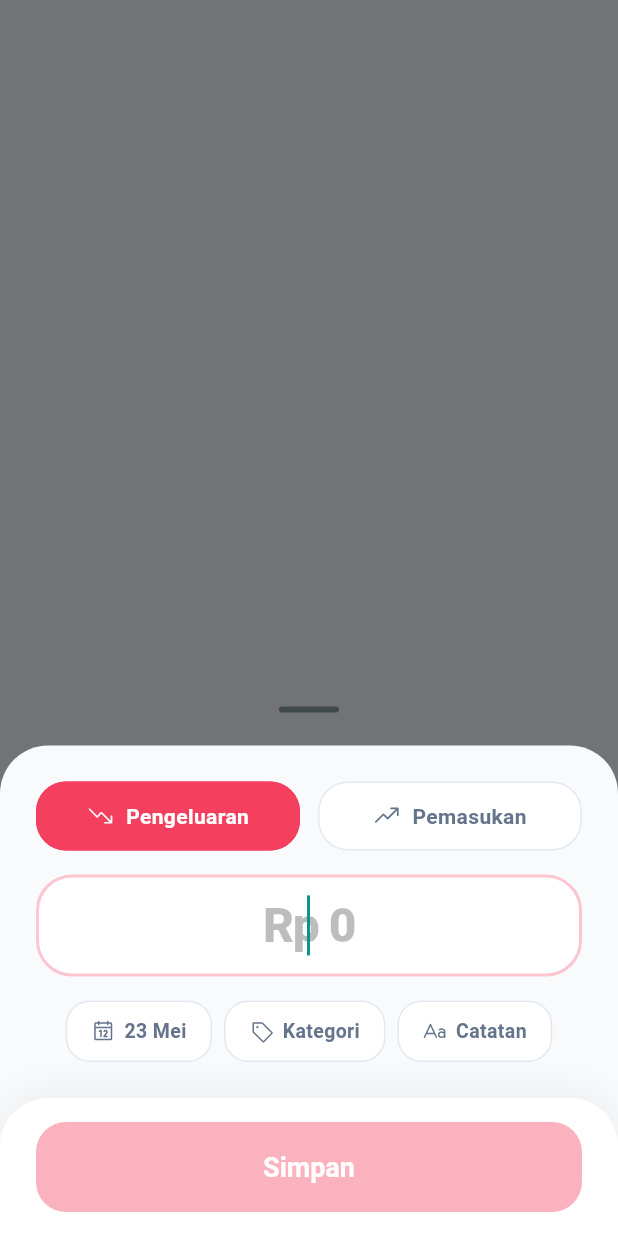
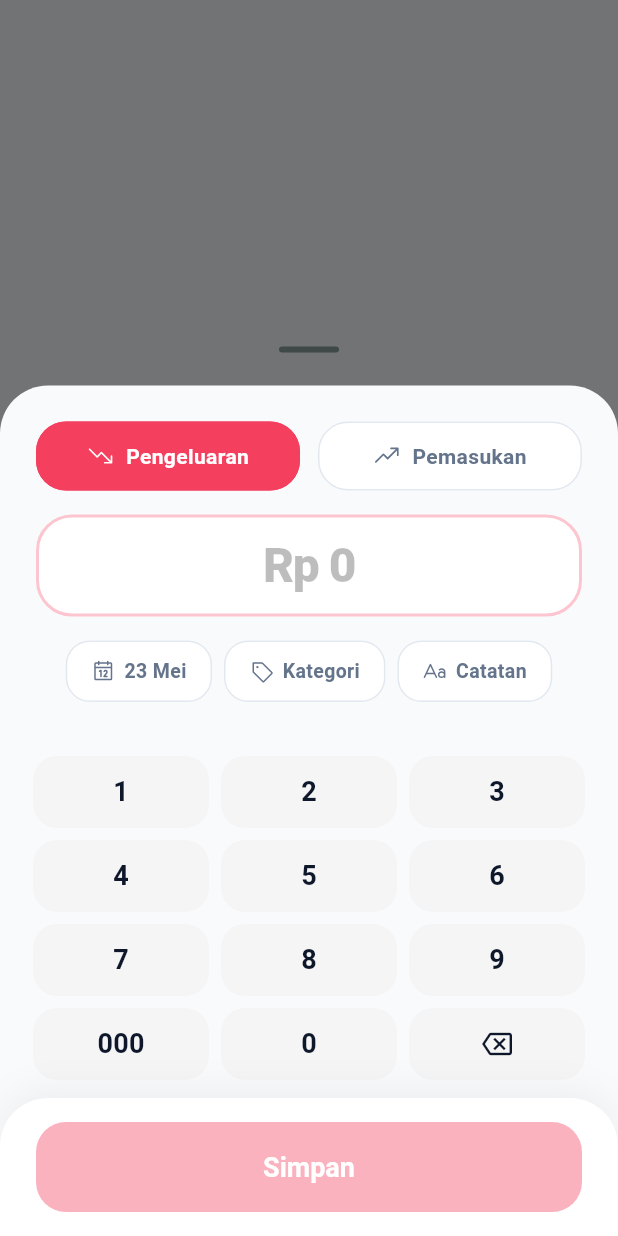
Before and after one commit to haysan10/natasaku, a Flutter app: the MainShell screen opened directly, after a tap on the "add" icon, on a phone screen of 412 x 824 dp. Run offline on Flutter 3.47's test engine with Material 3 defaults, Android fonts, the phone set to English and light mode, and no system bars; our stand-ins replace audioplayers, fl_chart, flutter_animate, flutter_local_notifications, flutter_riverpod, go_router and 7 more; missing offline and left inert: excel; accounts and stored records are empty.

Commit message:
feat: implement custom numpad in transaction sheet to prevent screen blocking

```diff
--- a/natasaku_flutter/lib/shared/widgets/transaction_entry_sheet.dart
+++ b/natasaku_flutter/lib/shared/widgets/transaction_entry_sheet.dart
@@ -118,6 +118,53 @@ class _TransactionEntryContentState extends State<_TransactionEntryContent> {
     final digits = _amountController.text.replaceAll(RegExp(r'[^0-9]'), '');
     if (digits.isEmpty) return 0;
     return int.tryParse(digits) ?? 0;
+  }
+
+  void _onNumpadPressed(String value) {
+    if (_isSaving) return;
+
+    setState(() {
+      _errorMessage = null;
+    });
+
+    final currentDigits = _amountController.text.replaceAll(RegExp(r'[^0-9]'), '');
+    String newDigits = currentDigits;
+
+    if (value == '⌫') {
+      if (currentDigits.isNotEmpty) {
+        newDigits = currentDigits.substring(0, currentDigits.length - 1);
+      }
+    } else if (value == 'C') {
+      newDigits = '';
+    } else if (value == '000') {
+      if (currentDigits.isNotEmpty) {
+        newDigits = '${currentDigits}000';
+      }
+    } else {
+      if (currentDigits == '0') {
+        newDigits = value;
+      } else {
+        newDigits = '$currentDigits$value';
+      }
+    }
+
+    if (newDigits.length > 12) {
+      newDigits = newDigits.substring(0, 12);
+    }
+
+    if (newDigits.isEmpty) {
+      _amountController.text = '';
+      return;
+    }
+
+    final val = int.tryParse(newDigits) ?? 0;
+    final formatter = NumberFormat.decimalPattern('id');
+    final formatted = 'Rp ${formatter.format(val)}';
+
+    _amountController.value = TextEditingValue(
+      text: formatted,
+      selection: TextSelection.collapsed(offset: formatted.length),
+    );
   }
 
   bool get _canSubmit => !_isSaving && _parsedAmount > 0 && _category != null;
@@ -358,12 +405,9 @@ class _TransactionEntryContentState extends State<_TransactionEntryContent> {
                 ),
                 child: TextField(
                   controller: _amountController,
-                  autofocus: true,
-                  keyboardType: TextInputType.number,
-                  inputFormatters: [
-                    FilteringTextInputFormatter.digitsOnly,
-                    _RupiahInputFormatter(),
-                  ],
+                  autofocus: false,
+                  readOnly: true,
+                  showCursor: true,
                   textAlign: TextAlign.center,
                   style: Theme.of(context).textTheme.headlineLarge?.copyWith(
                     fontSize: 32,
@@ -379,12 +423,18 @@ class _TransactionEntryContentState extends State<_TransactionEntryContent> {
                     enabledBorder: InputBorder.none,
                     focusedBorder: InputBorder.none,
                     contentPadding: EdgeInsets.zero,
+                    suffixIcon: _parsedAmount > 0
+                        ? IconButton(
+                            icon: Icon(Icons.cancel, color: activeColor.withValues(alpha: 0.5)),
+                            onPressed: () {
+                              setState(() {
+                                _amountController.clear();
+                                _errorMessage = null;
+                              });
+                            },
+                          )
+                        : null,
                   ),
-                  onChanged: (val) {
-                    setState(() {
-                      _errorMessage = null;
-                    });
-                  },
                 ),
               ),
             ),
@@ -423,6 +473,52 @@ class _TransactionEntryContentState extends State<_TransactionEntryContent> {
             ),
 
             const SizedBox(height: 16),
+
+            // Custom Numpad Grid
+            Padding(
+              padding: const EdgeInsets.symmetric(horizontal: 18, vertical: 8),
+              child: Column(
+                children: [
+                  Row(
+                    children: [
+                      _NumpadKey(label: '1', onTap: () => _onNumpadPressed('1'), activeColor: activeColor),
+                      _NumpadKey(label: '2', onTap: () => _onNumpadPressed('2'), activeColor: activeColor),
+                      _NumpadKey(label: '3', onTap: () => _onNumpadPressed('3'), activeColor: activeColor),
+                    ],
+                  ),
+                  Row(
+                    children: [
+                      _NumpadKey(label: '4', onTap: () => _onNumpadPressed('4'), activeColor: activeColor),
+                      _NumpadKey(label: '5', onTap: () => _onNumpadPressed('5'), activeColor: activeColor),
+                      _NumpadKey(label: '6', onTap: () => _onNumpadPressed('6'), activeColor: activeColor),
+                    ],
+                  ),
+                  Row(
+                    children: [
+                      _NumpadKey(label: '7', onTap: () => _onNumpadPressed('7'), activeColor: activeColor),
+                      _NumpadKey(label: '8', onTap: () => _onNumpadPressed('8'), activeColor: activeColor),
+                      _NumpadKey(label: '9', onTap: () => _onNumpadPressed('9'), activeColor: activeColor),
+                    ],
+                  ),
+                  Row(
+                    children: [
+                      _NumpadKey(label: '000', onTap: () => _onNumpadPressed('000'), activeColor: activeColor),
+                      _NumpadKey(label: '0', onTap: () => _onNumpadPressed('0'), activeColor: activeColor),
+                      _NumpadKey(
+                        label: '',
+                        icon: Icon(
+                          Icons.backspace_outlined,
+                          color: isDark ? Colors.white : AppColors.textPrimaryLight,
+                          size: 20,
+                        ),
+                        onTap: () => _onNumpadPressed('⌫'),
+                        activeColor: activeColor,
+                      ),
+                    ],
+                  ),
+                ],
+              ),
+            ),
 
             // Save Button Panel (replacing custom numpad)
             Container(
@@ -567,27 +663,48 @@ class _MetaChip extends StatelessWidget {
   }
 }
 
-class _RupiahInputFormatter extends TextInputFormatter {
+
+class _NumpadKey extends StatelessWidget {
+  final String label;
+  final Widget? icon;
+  final VoidCallback onTap;
+  final Color activeColor;
+
+  const _NumpadKey({
+    required this.label,
+    this.icon,
+    required this.onTap,
+    required this.activeColor,
+  });
+
   @override
-  TextEditingValue formatEditUpdate(TextEditingValue oldValue, TextEditingValue newValue) {
-    if (newValue.text.isEmpty) {
-      return newValue.copyWith(text: '');
-    }
-    final digits = newValue.text.replaceAll(RegExp(r'[^0-9]'), '');
-    if (digits.isEmpty) {
-      return newValue.copyWith(
-        text: '',
-        selection: const TextSelection.collapsed(offset: 0),
-      );
-    }
+  Widget build(BuildContext context) {
+    final isDark = Theme.of(context).brightness == Brightness.dark;
 
-    final value = int.tryParse(digits) ?? 0;
-    final formatter = NumberFormat.decimalPattern('id');
-    final formatted = 'Rp ${formatter.format(value)}';
-
-    return newValue.copyWith(
-      text: formatted,
-      selection: TextSelection.collapsed(offset: formatted.length),
+    return Expanded(
+      child: Padding(
+        padding: const EdgeInsets.all(4.0),
+        child: Material(
+          color: isDark ? AppColors.surfaceVariantDark : Colors.grey.shade100,
+          borderRadius: BorderRadius.circular(16),
+          child: InkWell(
+            onTap: onTap,
+            borderRadius: BorderRadius.circular(16),
+            child: Container(
+              height: 48,
+              alignment: Alignment.center,
+              child: icon ?? Text(
+                label,
+                style: TextStyle(
+                  fontSize: 18,
+                  fontWeight: FontWeight.bold,
+                  color: isDark ? Colors.white : AppColors.textPrimaryLight,
+                ),
+              ),
+            ),
+          ),
+        ),
+      ),
     );
   }
 }
```
Also changed, not shown: 1 other file.
